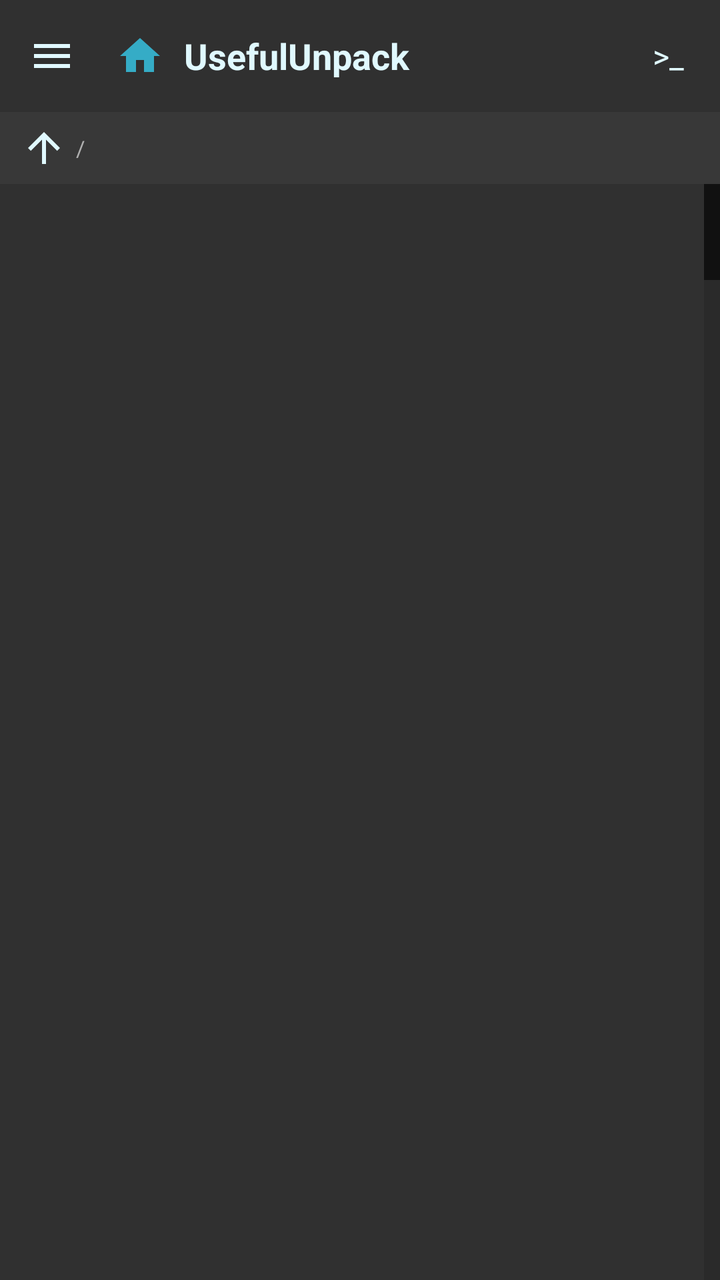
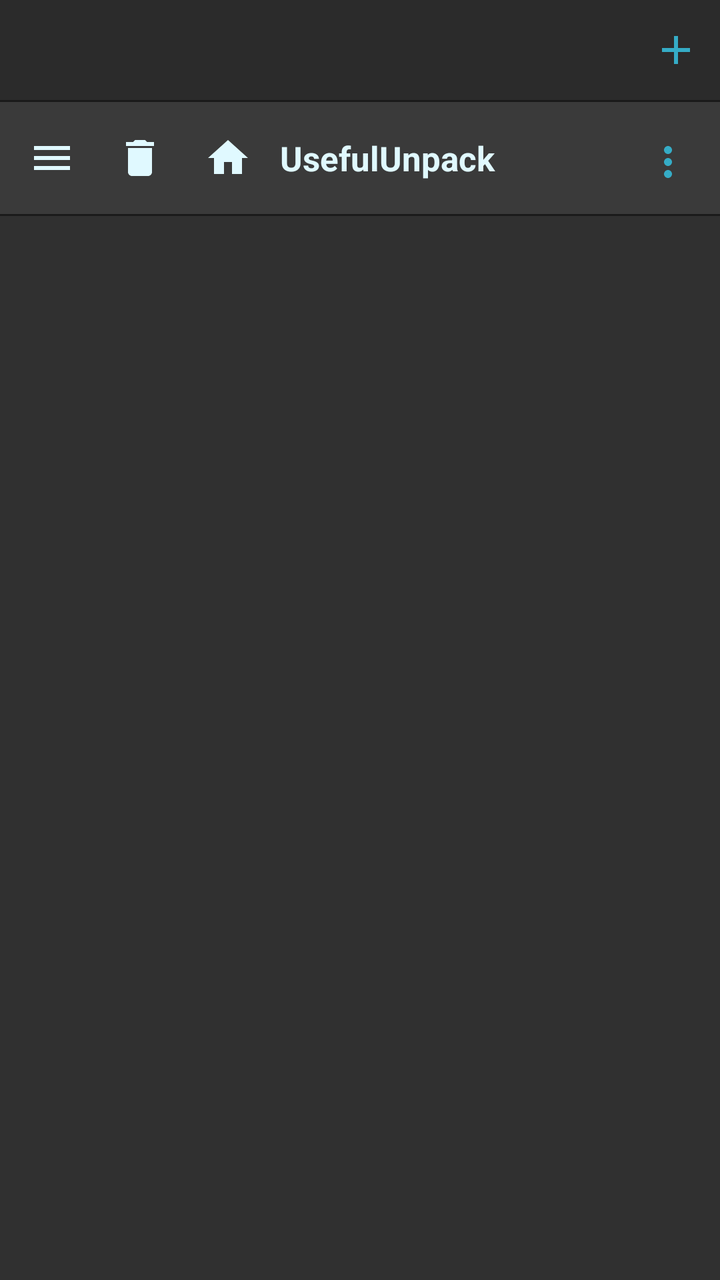

Compare the two renders of this Android layout. The source of the first and the diff that turns it into the second are given below.
<!-- AndroidManifest.xml: application theme Theme.UsefulUnpack -->
<!-- res/layout/activity_main.xml -->
<?xml version="1.0" encoding="utf-8"?>
<androidx.drawerlayout.widget.DrawerLayout
    xmlns:android="http://schemas.android.com/apk/res/android"
    xmlns:app="http://schemas.android.com/apk/res-auto"
    android:id="@+id/drawer"
    android:layout_width="match_parent"
    android:layout_height="match_parent">

    
    <androidx.constraintlayout.widget.ConstraintLayout
        android:id="@+id/root"
        android:layout_width="match_parent"
        android:layout_height="match_parent"
        android:background="@color/bg_file_list">

        
        <LinearLayout
            android:id="@+id/toolbar"
            android:layout_width="0dp"
            android:layout_height="?attr/actionBarSize"
            android:orientation="horizontal"
            android:gravity="center_vertical"
            android:background="@color/bg_toolbar"
            android:paddingStart="4dp"
            android:paddingEnd="4dp"
            app:layout_constraintTop_toTopOf="parent"
            app:layout_constraintStart_toStartOf="parent"
            app:layout_constraintEnd_toEndOf="parent">

            <ImageButton
                android:id="@+id/btnDrawer"
                android:layout_width="44dp"
                android:layout_height="44dp"
                android:src="@drawable/ic_drawer"
                android:background="?attr/selectableItemBackgroundBorderless"
                android:tint="@color/ui_icon_tint" />

            <ImageButton
                android:id="@+id/btnRoot"
                android:layout_width="44dp"
                android:layout_height="44dp"
                android:src="@drawable/ic_home"
                android:background="?attr/selectableItemBackgroundBorderless"
                android:tint="@color/ui_base"
                android:contentDescription="回到根目录" />

            <TextView
                android:id="@+id/tvTitle"
                android:layout_width="0dp"
                android:layout_height="wrap_content"
                android:layout_weight="1"
                android:text="UsefulUnpack"
                android:textSize="18sp"
                android:textColor="@color/ui_icon_tint"
                android:textStyle="bold" />

            <TextView
                android:id="@+id/btnCLI"
                android:layout_width="44dp"
                android:layout_height="44dp"
                android:text=">_"
                android:textSize="16sp"
                android:textColor="@color/ui_icon_tint"
                android:gravity="center"
                android:background="?attr/selectableItemBackgroundBorderless" />
        </LinearLayout>

        
        <LinearLayout
            android:id="@+id/pathBar"
            android:layout_width="0dp"
            android:layout_height="36dp"
            android:orientation="horizontal"
            android:gravity="center_vertical"
            android:background="@color/bg_pathbar"
            android:paddingStart="6dp"
            android:paddingEnd="4dp"
            app:layout_constraintTop_toBottomOf="@id/toolbar"
            app:layout_constraintStart_toStartOf="parent"
            app:layout_constraintEnd_toEndOf="parent">

            <ImageButton
                android:id="@+id/btnUp"
                android:layout_width="32dp"
                android:layout_height="32dp"
                android:src="@drawable/ic_back"
                android:background="?attr/selectableItemBackgroundBorderless"
                android:tint="@color/ui_icon_tint" />

            <TextView
                android:id="@+id/tvPath"
                android:layout_width="0dp"
                android:layout_height="wrap_content"
                android:layout_weight="1"
                android:text="/"
                android:textSize="11sp"
                android:textColor="@color/text_secondary"
                android:singleLine="true"
                android:ellipsize="start" />

            <TextView
                android:id="@+id/tvCount"
                android:layout_width="wrap_content"
                android:layout_height="wrap_content"
                android:text=""
                android:textSize="10sp"
                android:textColor="@color/text_file_msg"
                android:paddingEnd="6dp" />
        </LinearLayout>

        
        <FrameLayout
            android:id="@+id/panel"
            android:layout_width="0dp"
            android:layout_height="0dp"
            android:background="@color/bg_file_list"
            app:layout_constraintTop_toBottomOf="@id/pathBar"
            app:layout_constraintBottom_toBottomOf="parent"
            app:layout_constraintStart_toStartOf="parent"
            app:layout_constraintEnd_toEndOf="parent">

            <ListView
                android:id="@+id/listFiles"
                android:layout_width="match_parent"
                android:layout_height="match_parent"
                android:divider="@color/divider"
                android:dividerHeight="1dp"
                android:listSelector="#40ffffff"
                android:cacheColorHint="@color/bg_file_list"
                android:fastScrollEnabled="true"
                android:fastScrollAlwaysVisible="true"
                android:fastScrollThumbDrawable="@drawable/fastscroll_thumb"
                android:fastScrollTrackDrawable="@drawable/fastscroll_track"
                android:clipToPadding="false" />

            <TextView
                android:id="@+id/tvEmpty"
                android:layout_width="wrap_content"
                android:layout_height="wrap_content"
                android:layout_gravity="center"
                android:text=""
                android:textSize="14sp"
                android:textColor="@color/text_file_msg"
                android:visibility="gone" />
        </FrameLayout>

        
        <LinearLayout
            android:id="@+id/bottomBar"
            android:layout_width="0dp"
            android:layout_height="44dp"
            android:orientation="horizontal"
            android:gravity="center_vertical"
            android:background="@color/bg_toolbar"
            android:paddingStart="12dp"
            android:paddingEnd="8dp"
            android:visibility="gone"
            app:layout_constraintBottom_toBottomOf="parent"
            app:layout_constraintStart_toStartOf="parent"
            app:layout_constraintEnd_toEndOf="parent">

            <TextView
                android:id="@+id/tvSelected"
                android:layout_width="0dp"
                android:layout_height="wrap_content"
                android:layout_weight="1"
                android:text=""
                android:textSize="12sp"
                android:textColor="@color/ui_icon_tint" />

            <ProgressBar
                android:id="@+id/progress"
                android:layout_width="20dp"
                android:layout_height="20dp"
                android:visibility="gone"
                android:layout_marginEnd="8dp" />

            <Button
                android:id="@+id/btnExtract"
                android:layout_width="wrap_content"
                android:layout_height="34dp"
                android:text="@string/msg_extract_title"
                android:textSize="11sp"
                android:backgroundTint="@color/ui_base" />
        </LinearLayout>

        
        <com.google.android.material.floatingactionbutton.FloatingActionButton
            android:id="@+id/fabExtract"
            android:layout_width="wrap_content"
            android:layout_height="wrap_content"
            android:layout_margin="16dp"
            android:src="@android:drawable/ic_menu_upload"
            android:visibility="gone"
            android:backgroundTint="@color/ui_base"
            app:layout_constraintBottom_toBottomOf="parent"
            app:layout_constraintEnd_toEndOf="parent" />

    </androidx.constraintlayout.widget.ConstraintLayout>

    
    <LinearLayout
        android:id="@+id/drawerContent"
        android:layout_width="260dp"
        android:layout_height="match_parent"
        android:layout_gravity="start"
        android:orientation="vertical"
        android:background="@color/bg_drawer">

        <TextView
            android:layout_width="match_parent"
            android:layout_height="48dp"
            android:gravity="center_vertical"
            android:paddingStart="16dp"
            android:text="@string/drawer_quick_paths"
            android:textSize="14sp"
            android:textColor="@color/accent"
            android:textStyle="bold"
            android:background="@color/bg_drawer_header" />

        <ListView
            android:id="@+id/listBookmarks"
            android:layout_width="match_parent"
            android:layout_height="0dp"
            android:layout_weight="1"
            android:divider="@color/bg_drawer_header"
            android:dividerHeight="1dp"
            android:scrollbars="none" />

        <TextView
            android:id="@+id/btnAddBookmark"
            android:layout_width="match_parent"
            android:layout_height="48dp"
            android:gravity="center"
            android:text="@string/drawer_add_current"
            android:textSize="13sp"
            android:textColor="@color/ui_base"
            android:background="?attr/selectableItemBackground"
            android:clickable="true"
            android:focusable="true" />
    </LinearLayout>

</androidx.drawerlayout.widget.DrawerLayout>
<!-- resources referenced by this layout -->
<resources>
  <color name="bg_pathbar">#383838</color>
  <color name="bg_toolbar">#303030</color>
  <color name="text_file_msg">#8a8a8a</color>
  <!-- drawable fastscroll_thumb (drawable) -->
  <?xml version="1.0" encoding="utf-8"?>
  <shape xmlns:android="http://schemas.android.com/apk/res/android"
      android:shape="rectangle">
      <size android:width="10dp" android:height="60dp" />
      <solid android:color="#E635ACC6" />
      <corners android:radius="5dp" />
  </shape>
  <!-- drawable fastscroll_track (drawable) -->
  <?xml version="1.0" encoding="utf-8"?>
  <shape xmlns:android="http://schemas.android.com/apk/res/android"
      android:shape="rectangle">
      <size android:width="4dp" />
      <solid android:color="#33FFFFFF" />
      <corners android:radius="2dp" />
  </shape>
  <!-- drawable ic_back (drawable) -->
  <?xml version="1.0" encoding="utf-8"?>
  <vector xmlns:android="http://schemas.android.com/apk/res/android"
      android:width="24dp"
      android:height="24dp"
      android:viewportWidth="24"
      android:viewportHeight="24">
      <path
          android:fillColor="#FFFFFFFF"
          android:pathData="M4,12l1.41,1.41L11,7.83V20h2V7.83l5.58,5.59L20,12l-8,-8 -8,8Z" />
  </vector>
  <string name="msg_extract_title">Extract</string>
  <style name="Theme.UsefulUnpack" parent="Theme.AppCompat.DayNight.NoActionBar">
          <item name="alertDialogTheme">@style/Theme.UsefulUnpack.Dialog</item>
          <item name="colorAccent">@color/accent</item>
          <item name="android:colorAccent">@color/accent</item>
          <item name="android:windowBackground">@color/bg_surface</item>
  
          
          <item name="android:scrollbarThumbVertical">@drawable/scrollbar_thumb_vertical</item>
          <item name="android:scrollbarTrackVertical">@drawable/scrollbar_track_vertical</item>
          <item name="android:scrollbarSize">14dp</item>
          <item name="android:scrollbarStyle">insideOverlay</item>
          <item name="android:scrollbarAlwaysDrawVerticalTrack">true</item>
      </style>
  <style name="Theme.UsefulUnpack.Dialog" parent="Theme.AppCompat.DayNight.Dialog.Alert">
          <item name="android:background">@color/bg_surface_dim</item>
          <item name="android:windowBackground">@color/bg_surface_dim</item>
          <item name="android:backgroundDimEnabled">true</item>
          <item name="android:backgroundDimAmount">0.6</item>
          <item name="colorAccent">@color/accent</item>
          <item name="android:colorAccent">@color/accent</item>
  
          
          <item name="android:scrollbarThumbVertical">@drawable/scrollbar_thumb_vertical</item>
          <item name="android:scrollbarTrackVertical">@drawable/scrollbar_track_vertical</item>
          <item name="android:scrollbarSize">14dp</item>
          <item name="android:scrollbarStyle">insideOverlay</item>
          <item name="android:scrollbarAlwaysDrawVerticalTrack">true</item>
  
          
          <item name="android:titleTextColor">@color/text_primary</item>
  
          
          <item name="android:textColorPrimary">@color/text_primary</item>
          <item name="android:textColorSecondary">@color/text_secondary</item>
          <item name="android:textColorAlertDialogListItem">@color/text_primary</item>
  
          
          <item name="buttonBarPositiveButtonStyle">@style/Widget.UsefulUnpack.Button.Positive</item>
          <item name="buttonBarNegativeButtonStyle">@style/Widget.UsefulUnpack.Button.Negative</item>
          <item name="buttonBarNeutralButtonStyle">@style/Widget.UsefulUnpack.Button.Neutral</item>
      </style>
  <!-- unchanged entries left out for length: 20 -->
</resources>

<!-- the commit's change to res/layout/activity_main.xml (unified diff, before → after) -->
@@ -15,15 +15,67 @@
 
         
         <LinearLayout
+            android:id="@+id/tabBar"
+            android:layout_width="0dp"
+            android:layout_height="@dimen/tabbar_height"
+            android:orientation="horizontal"
+            android:gravity="center_vertical"
+            android:background="@color/bg_toolbar"
+            android:paddingStart="@dimen/space_xs"
+            android:paddingEnd="@dimen/space_xs"
+            app:layout_constraintTop_toTopOf="parent"
+            app:layout_constraintStart_toStartOf="parent"
+            app:layout_constraintEnd_toEndOf="parent">
+
+            <androidx.recyclerview.widget.RecyclerView
+                android:id="@+id/tabList"
+                android:layout_width="0dp"
+                android:layout_height="match_parent"
+                android:layout_weight="1"
+                android:orientation="horizontal"
+                android:scrollbars="none" />
+
+            <ImageButton
+                android:id="@+id/btnAddTab"
+                android:layout_width="36dp"
+                android:layout_height="36dp"
+                android:src="@drawable/ic_add_tab"
+                android:background="?attr/selectableItemBackgroundBorderless"
+                android:tint="@color/accent"
+                android:contentDescription="新建窗口" />
+        </LinearLayout>
+
+        
+        <View
+            android:id="@+id/dividerTabBar"
+            android:layout_width="0dp"
+            android:layout_height="1dp"
+            android:background="@color/divider"
+            app:layout_constraintTop_toBottomOf="@id/tabBar"
+            app:layout_constraintStart_toStartOf="parent"
+            app:layout_constraintEnd_toEndOf="parent" />
+
+        
+        <View
+            android:id="@+id/dividerToolbar"
+            android:layout_width="0dp"
+            android:layout_height="1dp"
+            android:background="@color/divider"
+            app:layout_constraintTop_toBottomOf="@id/toolbar"
+            app:layout_constraintStart_toStartOf="parent"
+            app:layout_constraintEnd_toEndOf="parent" />
+
+        
+        <LinearLayout
             android:id="@+id/toolbar"
             android:layout_width="0dp"
             android:layout_height="?attr/actionBarSize"
             android:orientation="horizontal"
             android:gravity="center_vertical"
-            android:background="@color/bg_toolbar"
+            android:background="@color/bg_surface_raised"
             android:paddingStart="4dp"
             android:paddingEnd="4dp"
-            app:layout_constraintTop_toTopOf="parent"
+            app:layout_constraintTop_toBottomOf="@id/dividerTabBar"
             app:layout_constraintStart_toStartOf="parent"
             app:layout_constraintEnd_toEndOf="parent">
 
@@ -36,12 +88,21 @@
                 android:tint="@color/ui_icon_tint" />
 
             <ImageButton
+                android:id="@+id/btnRecycle"
+                android:layout_width="44dp"
+                android:layout_height="44dp"
+                android:src="@drawable/ic_recycle"
+                android:background="?attr/selectableItemBackgroundBorderless"
+                android:tint="@color/ui_icon_tint"
+                android:contentDescription="@string/title_recycle_bin" />
+
+            <ImageButton
                 android:id="@+id/btnRoot"
                 android:layout_width="44dp"
                 android:layout_height="44dp"
                 android:src="@drawable/ic_home"
                 android:background="?attr/selectableItemBackgroundBorderless"
-                android:tint="@color/ui_base"
+                android:tint="@color/ui_icon_tint"
                 android:contentDescription="回到根目录" />
 
             <TextView
@@ -50,150 +111,34 @@
                 android:layout_height="wrap_content"
                 android:layout_weight="1"
                 android:text="UsefulUnpack"
-                android:textSize="18sp"
-                android:textColor="@color/ui_icon_tint"
-                android:textStyle="bold" />
+                android:textSize="17sp"
+                android:textColor="@color/text_primary"
+                android:textStyle="bold"
+                android:paddingStart="4dp"
+                android:singleLine="true"
+                android:ellipsize="end" />
 
-            <TextView
+            <ImageButton
                 android:id="@+id/btnCLI"
                 android:layout_width="44dp"
                 android:layout_height="44dp"
-                android:text=">_"
-                android:textSize="16sp"
-                android:textColor="@color/ui_icon_tint"
-                android:gravity="center"
-                android:background="?attr/selectableItemBackgroundBorderless" />
+                android:src="@drawable/ic_overflow"
+                android:scaleType="centerInside"
+                android:padding="10dp"
+                android:tint="@color/accent"
+                android:background="?attr/selectableItemBackgroundBorderless"
+                android:contentDescription="@string/action_more" />
         </LinearLayout>
 
         
-        <LinearLayout
-            android:id="@+id/pathBar"
-            android:layout_width="0dp"
-            android:layout_height="36dp"
-            android:orientation="horizontal"
-            android:gravity="center_vertical"
-            android:background="@color/bg_pathbar"
-            android:paddingStart="6dp"
-            android:paddingEnd="4dp"
-            app:layout_constraintTop_toBottomOf="@id/toolbar"
-            app:layout_constraintStart_toStartOf="parent"
-            app:layout_constraintEnd_toEndOf="parent">
-
-            <ImageButton
-                android:id="@+id/btnUp"
-                android:layout_width="32dp"
-                android:layout_height="32dp"
-                android:src="@drawable/ic_back"
-                android:background="?attr/selectableItemBackgroundBorderless"
-                android:tint="@color/ui_icon_tint" />
-
-            <TextView
-                android:id="@+id/tvPath"
-                android:layout_width="0dp"
-                android:layout_height="wrap_content"
-                android:layout_weight="1"
-                android:text="/"
-                android:textSize="11sp"
-                android:textColor="@color/text_secondary"
-                android:singleLine="true"
-                android:ellipsize="start" />
-
-            <TextView
-                android:id="@+id/tvCount"
-                android:layout_width="wrap_content"
-                android:layout_height="wrap_content"
-                android:text=""
-                android:textSize="10sp"
-                android:textColor="@color/text_file_msg"
-                android:paddingEnd="6dp" />
-        </LinearLayout>
-
-        
-        <FrameLayout
-            android:id="@+id/panel"
+        <androidx.viewpager2.widget.ViewPager2
+            android:id="@+id/viewPager"
             android:layout_width="0dp"
             android:layout_height="0dp"
             android:background="@color/bg_file_list"
-            app:layout_constraintTop_toBottomOf="@id/pathBar"
+            app:layout_constraintTop_toBottomOf="@id/dividerToolbar"
             app:layout_constraintBottom_toBottomOf="parent"
             app:layout_constraintStart_toStartOf="parent"
-            app:layout_constraintEnd_toEndOf="parent">
-
-            <ListView
-                android:id="@+id/listFiles"
-                android:layout_width="match_parent"
-                android:layout_height="match_parent"
-                android:divider="@color/divider"
-                android:dividerHeight="1dp"
-                android:listSelector="#40ffffff"
-                android:cacheColorHint="@color/bg_file_list"
-                android:fastScrollEnabled="true"
-                android:fastScrollAlwaysVisible="true"
-                android:fastScrollThumbDrawable="@drawable/fastscroll_thumb"
-                android:fastScrollTrackDrawable="@drawable/fastscroll_track"
-                android:clipToPadding="false" />
-
-            <TextView
-                android:id="@+id/tvEmpty"
-                android:layout_width="wrap_content"
-                android:layout_height="wrap_content"
-                android:layout_gravity="center"
-                android:text=""
-                android:textSize="14sp"
-                android:textColor="@color/text_file_msg"
-                android:visibility="gone" />
-        </FrameLayout>
-
-        
-        <LinearLayout
-            android:id="@+id/bottomBar"
-            android:layout_width="0dp"
-            android:layout_height="44dp"
-            android:orientation="horizontal"
-            android:gravity="center_vertical"
-            android:background="@color/bg_toolbar"
-            android:paddingStart="12dp"
-            android:paddingEnd="8dp"
-            android:visibility="gone"
-            app:layout_constraintBottom_toBottomOf="parent"
-            app:layout_constraintStart_toStartOf="parent"
-            app:layout_constraintEnd_toEndOf="parent">
-
-            <TextView
-                android:id="@+id/tvSelected"
-                android:layout_width="0dp"
-                android:layout_height="wrap_content"
-                android:layout_weight="1"
-                android:text=""
-                android:textSize="12sp"
-                android:textColor="@color/ui_icon_tint" />
-
-            <ProgressBar
-                android:id="@+id/progress"
-                android:layout_width="20dp"
-                android:layout_height="20dp"
-                android:visibility="gone"
-                android:layout_marginEnd="8dp" />
-
-            <Button
-                android:id="@+id/btnExtract"
-                android:layout_width="wrap_content"
-                android:layout_height="34dp"
-                android:text="@string/msg_extract_title"
-                android:textSize="11sp"
-                android:backgroundTint="@color/ui_base" />
-        </LinearLayout>
-
-        
-        <com.google.android.material.floatingactionbutton.FloatingActionButton
-            android:id="@+id/fabExtract"
-            android:layout_width="wrap_content"
-            android:layout_height="wrap_content"
-            android:layout_margin="16dp"
-            android:src="@android:drawable/ic_menu_upload"
-            android:visibility="gone"
-            android:backgroundTint="@color/ui_base"
-            app:layout_constraintBottom_toBottomOf="parent"
             app:layout_constraintEnd_toEndOf="parent" />
 
     </androidx.constraintlayout.widget.ConstraintLayout>
<!-- resource entries referenced after the edit -->
@@ -1,25 +1,10 @@
 <!-- resources referenced by this layout -->
 <resources>
-  <color name="bg_pathbar">#383838</color>
-  <color name="bg_toolbar">#303030</color>
-  <color name="text_file_msg">#8a8a8a</color>
-  <!-- drawable fastscroll_thumb (drawable) -->
-  <?xml version="1.0" encoding="utf-8"?>
-  <shape xmlns:android="http://schemas.android.com/apk/res/android"
-      android:shape="rectangle">
-      <size android:width="10dp" android:height="60dp" />
-      <solid android:color="#E635ACC6" />
-      <corners android:radius="5dp" />
-  </shape>
-  <!-- drawable fastscroll_track (drawable) -->
-  <?xml version="1.0" encoding="utf-8"?>
-  <shape xmlns:android="http://schemas.android.com/apk/res/android"
-      android:shape="rectangle">
-      <size android:width="4dp" />
-      <solid android:color="#33FFFFFF" />
-      <corners android:radius="2dp" />
-  </shape>
-  <!-- drawable ic_back (drawable) -->
+  <color name="bg_surface_raised">#3a3a3a</color>
+  <color name="bg_toolbar">#2b2b2b</color>
+  <dimen name="space_xs">4dp</dimen>
+  <dimen name="tabbar_height">50dp</dimen>
+  <!-- drawable ic_add_tab (drawable) -->
   <?xml version="1.0" encoding="utf-8"?>
   <vector xmlns:android="http://schemas.android.com/apk/res/android"
       android:width="24dp"
@@ -28,10 +13,34 @@
       android:viewportHeight="24">
       <path
           android:fillColor="#FFFFFFFF"
-          android:pathData="M4,12l1.41,1.41L11,7.83V20h2V7.83l5.58,5.59L20,12l-8,-8 -8,8Z" />
+          android:pathData="M19,13h-6v6h-2v-6H5v-2h6V5h2v6h6v2Z" />
   </vector>
-  <string name="msg_extract_title">Extract</string>
-  <style name="Theme.UsefulUnpack" parent="Theme.AppCompat.DayNight.NoActionBar">
+  <!-- drawable ic_overflow (drawable) -->
+  <?xml version="1.0" encoding="utf-8"?>
+  <vector xmlns:android="http://schemas.android.com/apk/res/android"
+      android:width="24dp"
+      android:height="24dp"
+      android:viewportWidth="24"
+      android:viewportHeight="24">
+      <path
+          android:fillColor="#FFFFFFFF"
+          android:pathData="M12,16c1.1,0 2,-0.9 2,-2s-0.9,-2 -2,-2 -2,0.9 -2,2 0.9,2 2,2zm0,-6c1.1,0 2,-0.9 2,-2s-0.9,-2 -2,-2 -2,0.9 -2,2 0.9,2 2,2zm0,12c1.1,0 2,-0.9 2,-2s-0.9,-2 -2,-2 -2,0.9 -2,2 0.9,2 2,2z" />
+  </vector>
+  <!-- drawable ic_recycle (drawable) -->
+  <?xml version="1.0" encoding="utf-8"?>
+  <vector xmlns:android="http://schemas.android.com/apk/res/android"
+      android:width="24dp"
+      android:height="24dp"
+      android:viewportWidth="24"
+      android:viewportHeight="24"
+      android:tint="?attr/colorControlNormal">
+    <path
+        android:fillColor="@android:color/white"
+        android:pathData="M6,19c0,1.1 0.9,2 2,2h8c1.1,0 2,-0.9 2,-2V7H6v12zM19,4h-3.5l-1,-1h-5l-1,1H5v2h14V4z"/>
+  </vector>
+  <string name="action_more">More</string>
+  <string name="title_recycle_bin">♻️ Recycle bin</string>
+  <style name="Theme.UsefulUnpack" parent="Theme.MaterialComponents.DayNight.NoActionBar">
           <item name="alertDialogTheme">@style/Theme.UsefulUnpack.Dialog</item>
           <item name="colorAccent">@color/accent</item>
           <item name="android:colorAccent">@color/accent</item>
@@ -46,7 +55,7 @@
       </style>
   <style name="Theme.UsefulUnpack.Dialog" parent="Theme.AppCompat.DayNight.Dialog.Alert">
           <item name="android:background">@color/bg_surface_dim</item>
-          <item name="android:windowBackground">@color/bg_surface_dim</item>
+          <item name="android:windowBackground">@drawable/dialog_bg_rounded</item>
           <item name="android:backgroundDimEnabled">true</item>
           <item name="android:backgroundDimAmount">0.6</item>
           <item name="colorAccent">@color/accent</item>
@@ -72,6 +81,13 @@
           <item name="buttonBarNegativeButtonStyle">@style/Widget.UsefulUnpack.Button.Negative</item>
           <item name="buttonBarNeutralButtonStyle">@style/Widget.UsefulUnpack.Button.Neutral</item>
       </style>
+  <!-- drawable dialog_bg_rounded (drawable) -->
+  <?xml version="1.0" encoding="utf-8"?>
+  <shape xmlns:android="http://schemas.android.com/apk/res/android"
+      android:shape="rectangle">
+      <solid android:color="@color/bg_surface_dim" />
+      <corners android:radius="14dp" />
+  </shape>
   <!-- unchanged entries left out for length: 20 -->
 </resources>
 
